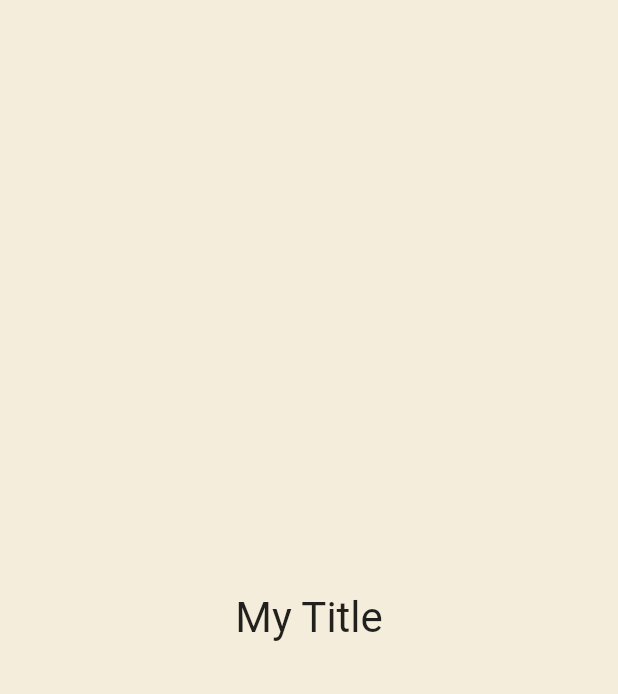
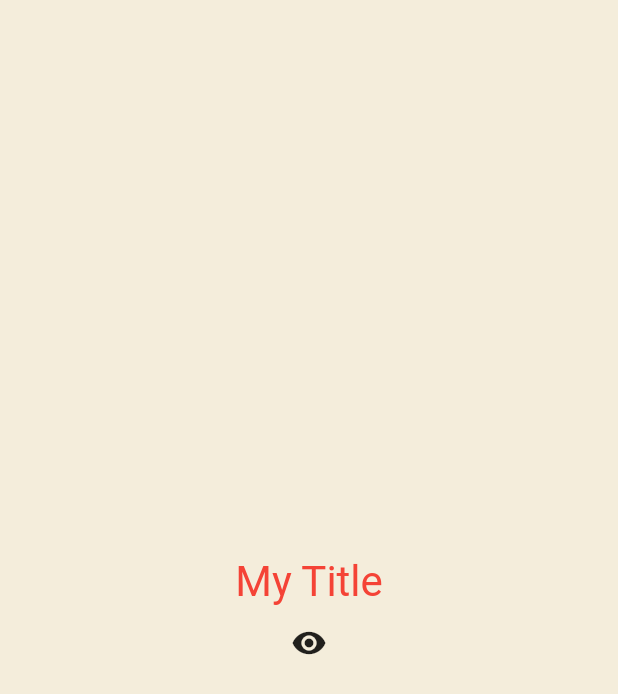
Before and after one commit to Ubinquitous/Flutter, a Flutter app: the screen it shows after launch, on a phone screen of 412 x 824 dp. Shown: the top 694 px of the screen. Run offline on Flutter 3.47's test engine with Material 2 defaults, Android fonts, the phone set to English and light mode, and no system bars.

Commit message:
ADD : LifeCycle

```diff
--- a/lib/main.dart
+++ b/lib/main.dart
@@ -10,7 +10,14 @@ class App extends StatefulWidget {
 }
 
 class _AppState extends State<App> {
+  bool showTitle = true;
   List<int> numbers = [];
+
+  void toggleTitle() {
+    setState(() {
+      showTitle = !showTitle;
+    });
+  }
 
   void onClick() {
     setState(() {
@@ -33,8 +40,15 @@ class _AppState extends State<App> {
           body: Center(
             child: Column(
               mainAxisAlignment: MainAxisAlignment.center,
-              children: const [
-                MyTitle(),
+              children: [
+                showTitle ? const MyTitle() : const Text(''),
+                IconButton(
+                    onPressed: toggleTitle,
+                    icon: Icon(
+                      showTitle
+                          ? Icons.remove_red_eye
+                          : Icons.remove_red_eye_outlined,
+                    )),
               ],
             ),
           )),
@@ -42,17 +56,36 @@ class _AppState extends State<App> {
   }
 }
 
-class MyTitle extends StatelessWidget {
+class MyTitle extends StatefulWidget {
   const MyTitle({
     Key? key,
   }) : super(key: key);
 
   @override
+  State<MyTitle> createState() => _MyTitleState();
+}
+
+class _MyTitleState extends State<MyTitle> {
+  @override
+  void initState() {
+    super.initState();
+    print('initState!');
+  }
+
+  @override
+  void dispose() {
+    print('dispose!');
+    super.dispose();
+  }
+
+  @override
   Widget build(BuildContext context) {
-    return const Text(
+    print('build!');
+    return Text(
       'My Title',
       style: TextStyle(
         fontSize: 28,
+        color: Theme.of(context).textTheme.titleLarge?.color,
       ),
     );
   }
```
